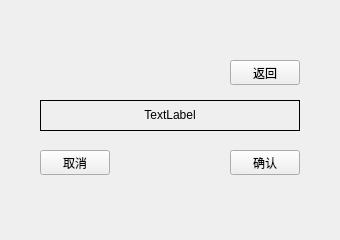
Zzzzzya/Chating-Room, file client/chatting/addapply.ui: the form before one commit.
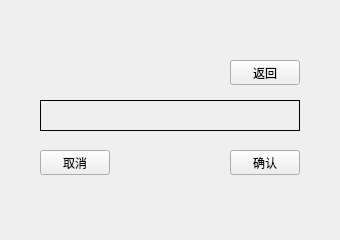
The form after the commit.

Commit message: 需要当前用户昵称

Patch:
```diff
--- a/client/chatting/addapply.ui
+++ b/client/chatting/addapply.ui
@@ -68,7 +68,7 @@
     <enum>QFrame::Panel</enum>
    </property>
    <property name="text">
-    <string>&lt;html&gt;&lt;head/&gt;&lt;body&gt;&lt;p align=&quot;center&quot;&gt;TextLabel&lt;/p&gt;&lt;/body&gt;&lt;/html&gt;</string>
+    <string>&lt;html&gt;&lt;head/&gt;&lt;body&gt;&lt;p align=&quot;center&quot;&gt;&lt;br/&gt;&lt;/p&gt;&lt;/body&gt;&lt;/html&gt;</string>
    </property>
    <property name="alignment">
     <set>Qt::AlignCenter</set>
```
The commit also changes 2 other files.
